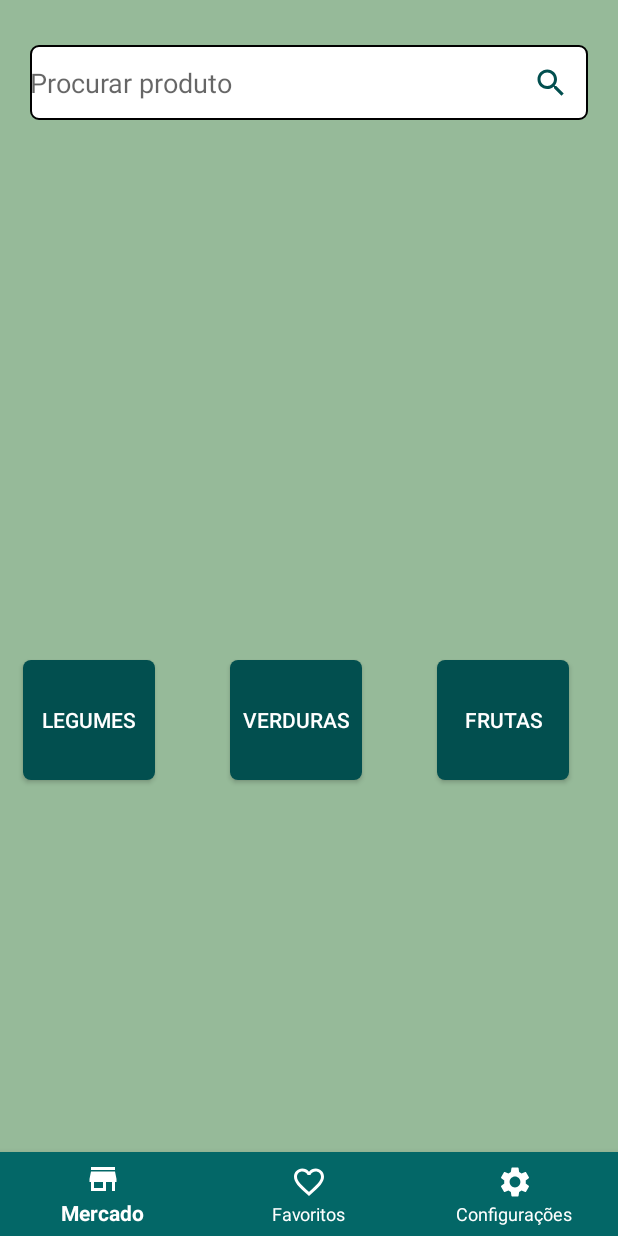
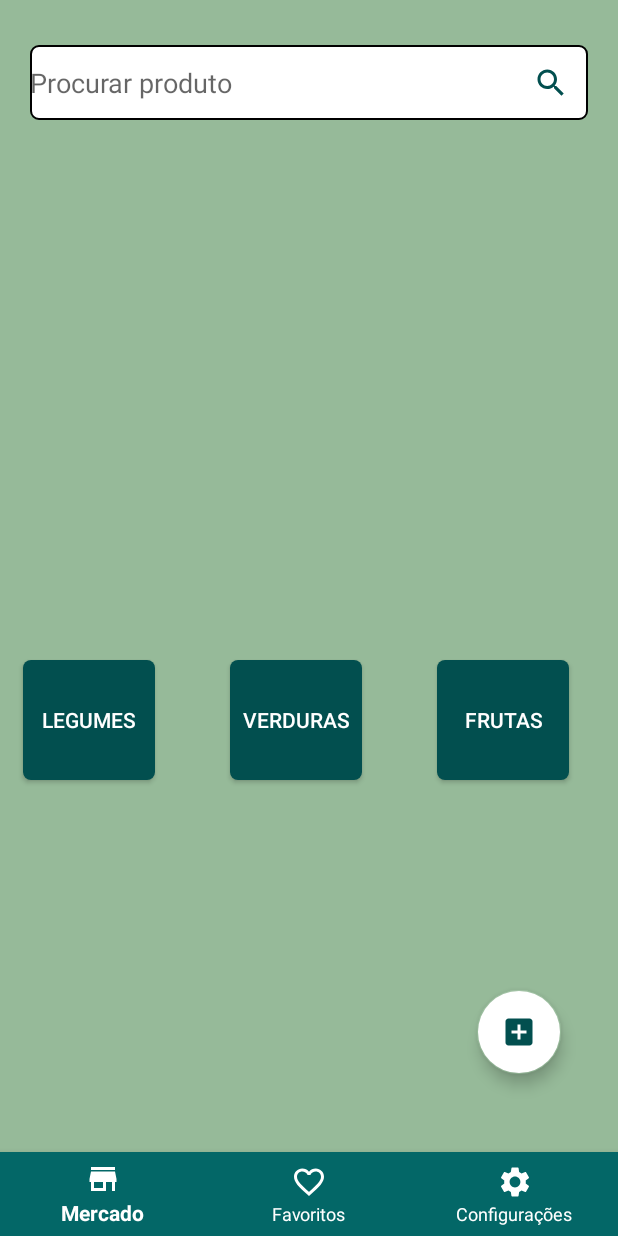
Before and after one commit to Gabs19/ecoshop, an Android app: the screen it shows after launch once a user with an empty profile is signed in (MainActivity), on a phone screen of 412 x 824 dp. Run offline under Robolectric (Android 15) with nearby library versions, the phone set to English and light mode, and no system bars; our stand-ins replace Firebase (no records; nobody signed in at launch, a user with empty details on screens opened directly).

Commit message:
Product button adding in main template

```diff
--- a/app/src/main/java/com/example/ecoshop/fragments/Shop.java
+++ b/app/src/main/java/com/example/ecoshop/fragments/Shop.java
@@ -16,6 +16,7 @@ import com.example.ecoshop.Utils;
 import com.example.ecoshop.adapter.AdapterProduct;
 import com.example.ecoshop.authentication.Conection;
 import com.example.ecoshop.model.Product;
+import com.google.android.material.floatingactionbutton.FloatingActionButton;
 import com.google.firebase.auth.FirebaseUser;
 import com.google.firebase.database.DataSnapshot;
 import com.google.firebase.database.DatabaseError;
@@ -49,6 +50,14 @@ public class Shop extends Fragment {
         searchinput = view.findViewById(R.id.search);
         ImageButton searchbtn = view.findViewById(R.id.btn_search);
 
+        FloatingActionButton floatingActionButton = view.findViewById(R.id.btn_add_prod);
+        floatingActionButton.setOnClickListener(new View.OnClickListener() {
+            @Override
+            public void onClick(View v) {
+                getActivity().getSupportFragmentManager().beginTransaction().replace(R.id.fragment_container, new AddProducts()).commit();
+            }
+        });
+
         searchbtn.setOnClickListener(v -> { search(); });
         return view;
     }
@@ -68,7 +77,7 @@ public class Shop extends Fragment {
 
             DatabaseReference productReference = database.getReference().child("Product");
 
-            productReference.orderByChild("name").limitToFirst(10).addValueEventListener(new ValueEventListener() {
+            productReference.orderByChild("name").addValueEventListener(new ValueEventListener() {
                 @Override
                 public void onDataChange(DataSnapshot snapshot) {
                     products.clear();
--- a/app/src/main/res/layout/fragments_shop.xml
+++ b/app/src/main/res/layout/fragments_shop.xml
@@ -97,4 +97,18 @@
         android:text="Frutas" />
 
 
+    <com.google.android.material.floatingactionbutton.FloatingActionButton
+        android:id="@+id/btn_add_prod"
+        android:layout_width="wrap_content"
+        android:layout_height="wrap_content"
+        android:layout_alignParentEnd="true"
+        android:layout_alignParentRight="true"
+        android:layout_alignParentBottom="true"
+        android:layout_marginEnd="38dp"
+        android:layout_marginRight="38dp"
+        android:layout_marginBottom="52dp"
+        android:tint="@color/dark_green"
+        android:backgroundTint="@color/white"
+        android:src="@drawable/ic_add" />
+
 </RelativeLayout>
```
